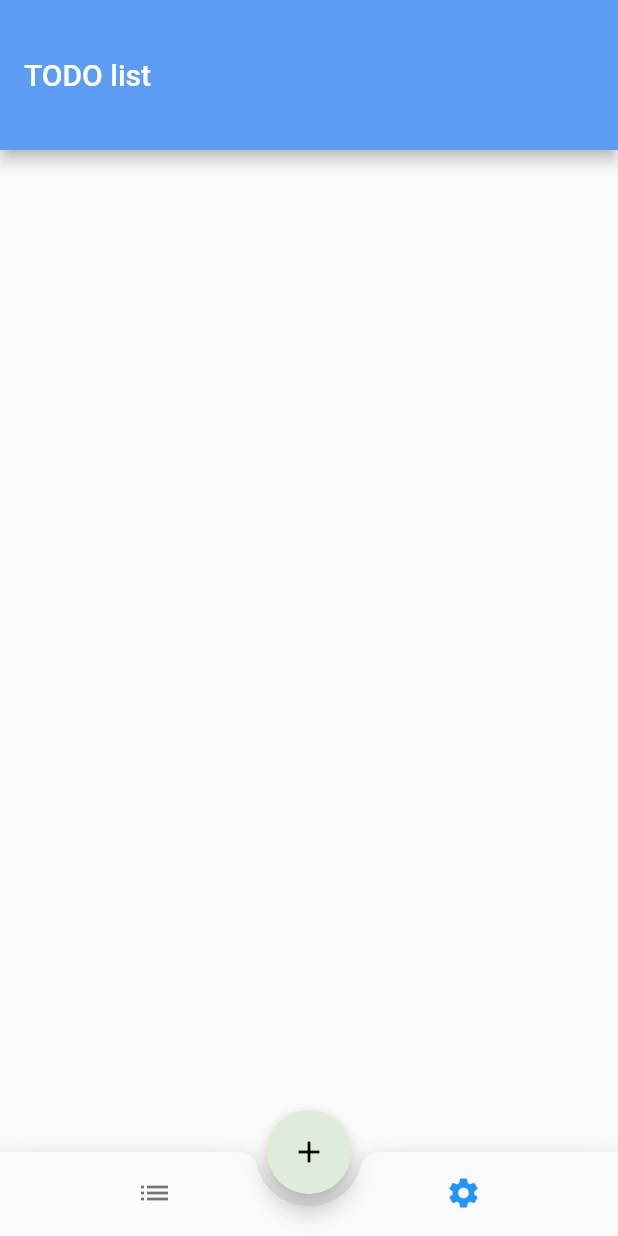
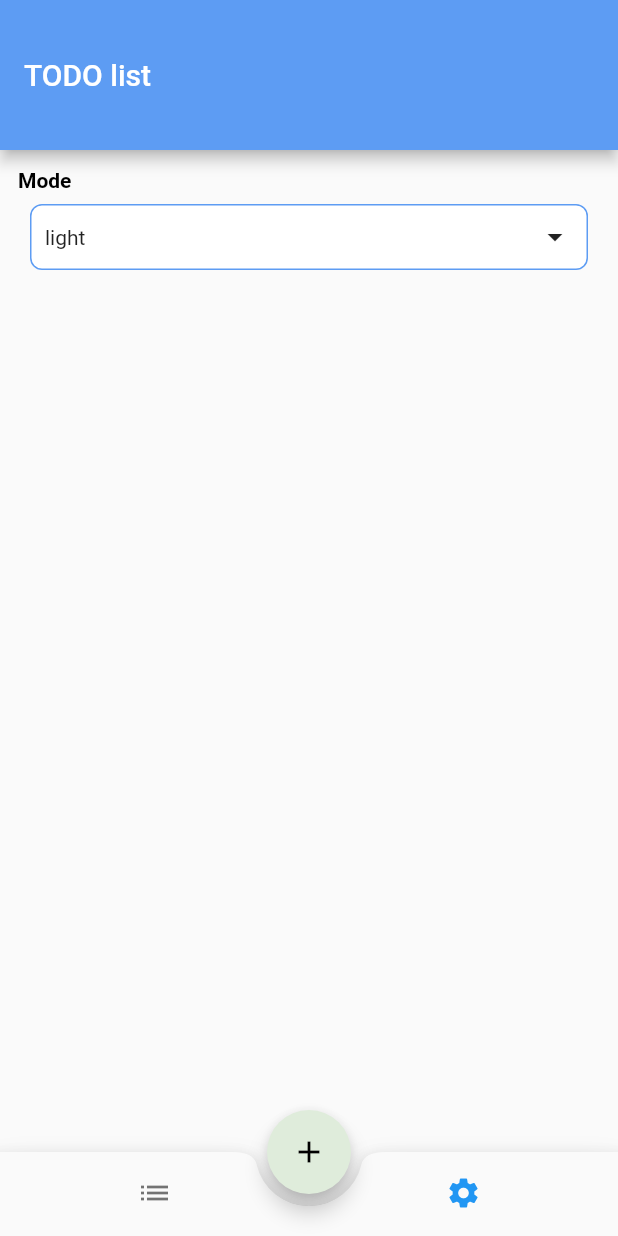
Before and after one commit to habibagamal23/MyTODO, a Flutter app: the screen it shows after launch, item 2 of the bottom bar chosen, on a phone screen of 412 x 824 dp. Run offline on Flutter 3.47's test engine with Material 2 defaults, Android fonts, the phone set to English and light mode, and no system bars; our stand-ins replace flutter_slidable, table_calendar; missing offline and left inert: dart:html.

Commit message:
Settings

```diff
--- a/lib/main.dart
+++ b/lib/main.dart
@@ -1,9 +1,9 @@
 import 'package:flutter/material.dart';
 import 'package:todo/ui/home.dart';
-import 'package:intl/date_symbol_data_local.dart';
+
 
 void main() {
-  initializeDateFormatting().then((_) => runApp(MyApp()));
+   runApp(MyApp());
 
 
 }
--- a/lib/ui/home.dart
+++ b/lib/ui/home.dart
@@ -1,25 +1,34 @@
 import 'package:flutter/material.dart';
 import 'package:todo/ui/setting/settinghome.dart';
 
+import 'addTodo/AddBottomsheet.dart';
 import 'list/listhome.dart';
 
-class  home extends StatefulWidget{
-  static  final String RouteName= "home" ;
+class home extends StatefulWidget {
+  static final String RouteName = "home";
 
   @override
   _homeState createState() => _homeState();
 }
 
 class _homeState extends State<home> {
-  int selectedIndex =0;
+  int selectedIndex = 0;
   @override
   Widget build(BuildContext context) {
     return Scaffold(
       floatingActionButton: FloatingActionButton(
-       child: Icon(Icons.add,),
+        child: Icon(
+          Icons.add,
+        ),
+        onPressed: () {
+          return oppentodo();
+        },
       ),
       floatingActionButtonLocation: FloatingActionButtonLocation.centerDocked,
-     appBar: AppBar(title: Text( "TODO list "), toolbarHeight: 100,),
+      appBar: AppBar(
+        title: Text("TODO list "),
+        toolbarHeight: 100,
+      ),
       bottomNavigationBar: BottomAppBar(
         shape: CircularNotchedRectangle(),
         notchMargin: 8,
@@ -28,21 +37,19 @@ class _homeState extends State<home> {
           currentIndex: selectedIndex,
           showSelectedLabels: false,
           showUnselectedLabels: false,
-         onTap: (int position){
+          onTap: (int position) {
             setState(() {
-     selectedIndex=position;
+              selectedIndex = position;
             });
           },
           items: [
             BottomNavigationBarItem(
               label: 'home',
               icon: Icon(Icons.list),
-
             ),
             BottomNavigationBarItem(
               label: 'settings',
               icon: Icon(Icons.settings),
-
             )
           ],
         ),
@@ -50,10 +57,17 @@ class _homeState extends State<home> {
       body: getSellectIdex(),
     );
   }
-  Widget getSellectIdex(){
-    if(selectedIndex==0)
-      return listhome();
+
+  void oppentodo() {
+    showBottomSheet(
+        context: context,
+        builder: (builder) {
+          return AddBottomsheet();
+        });
+  }
+
+  Widget getSellectIdex() {
+    if (selectedIndex == 0) return listhome();
     return settinghome();
-
   }
 }
--- a/lib/ui/setting/settinghome.dart
+++ b/lib/ui/setting/settinghome.dart
@@ -1,8 +1,56 @@
+import 'package:flutter/cupertino.dart';
 import 'package:flutter/material.dart';
+import 'package:todo/main.dart';
 
-class settinghome extends StatelessWidget {
+class settinghome extends StatefulWidget {
+  @override
+  _settinghomeState createState() => _settinghomeState();
+}
+
+class _settinghomeState extends State<settinghome> {
   @override
   Widget build(BuildContext context) {
-    return Container();
+    return Container(
+      padding: EdgeInsets.all(12),
+      child: Column(
+        crossAxisAlignment: CrossAxisAlignment.start,
+        children: [
+          Text("Mode", style: TextStyle(
+            fontWeight : FontWeight.bold,
+            color : myTheme.blackcolor
+
+          ),),
+          InkWell(
+            onTap  : (){
+
+              showBottomsheet();
+          }             ,
+            child: Container(
+margin: EdgeInsets.all(8),
+              padding: EdgeInsets.all(9),
+              decoration:  BoxDecoration(
+                color: myTheme.whitecolor,
+                border: Border.all(width: 1 ,color: myTheme.primaryColor)
+                  , borderRadius: BorderRadius.circular(8)
+              ),
+              child: Row(
+                children: [
+                  Expanded(child: Text("light ")),
+                  Icon(Icons.arrow_drop_down_sharp)
+                ],
+              ),
+            ),
+          )
+        ],
+      ),
+    );
+  }
+
+  void showBottomsheet(){
+    showModalBottomSheet(context: context, builder: (buildcontext){
+    return ThemeBottomSheet();
+
+    });
+
   }
 }
```
Also changed, not shown: lib/ui/addTodo/AddBottomsheet.dart (added, +79 -0 lines), lib/ui/list/Todoitems.dart (added, +100 -0 lines), lib/ui/list/listhome.dart (+10 -1 lines), lib/ui/setting/ThemeBottomsheet.dart (added, +51 -0 lines), pubspec.yaml (+7 -3 lines), pubspec.lock, 1 other file. Lines whose indentation alone changed are shown as unchanged.
